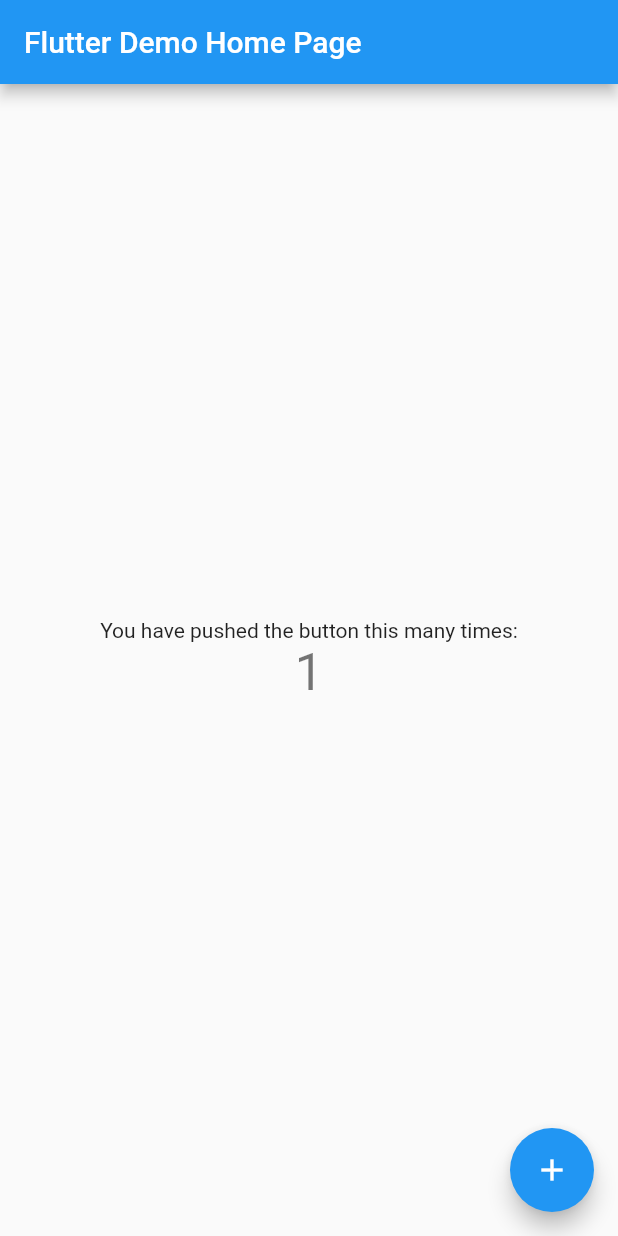
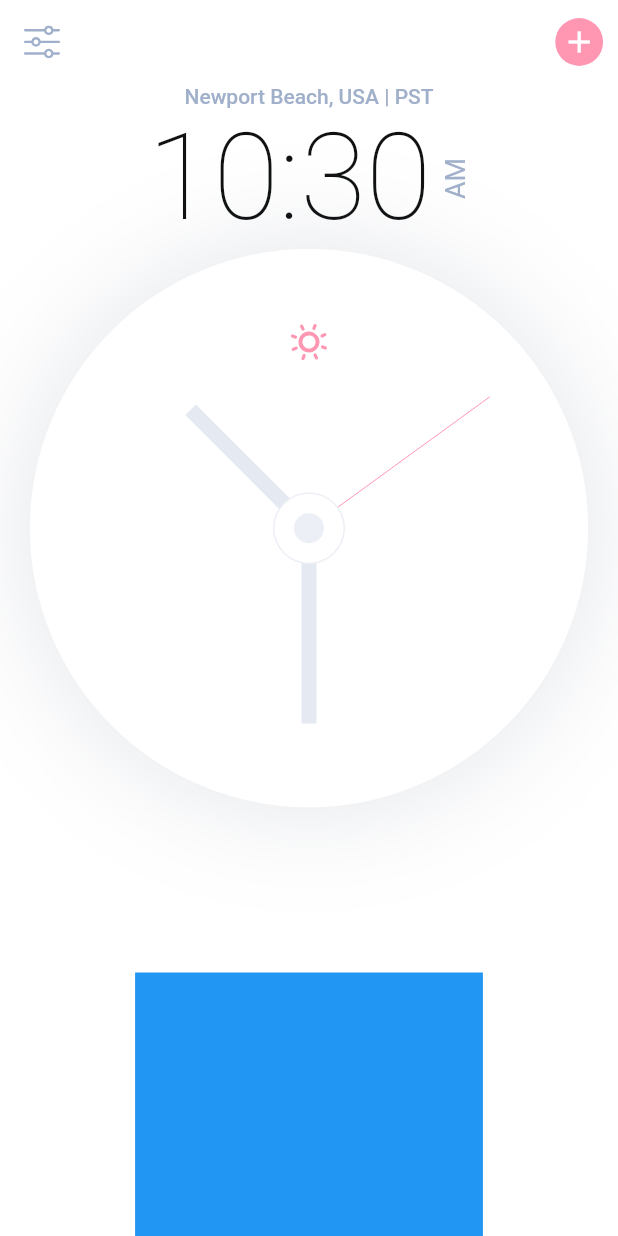
Before and after one commit to congnghia0609/nclock, a Flutter app: the screen it shows after launch, after a tap on the "add" icon, on a phone screen of 412 x 824 dp. Run offline on Flutter 3.47's test engine with Material 2 defaults, Android fonts, the phone set to English and light mode, and no system bars; our stand-ins replace flutter_svg, google_fonts.

Commit message:
add clock

```diff
--- /dev/null
+++ b/lib/constants.dart
@@ -0,0 +1,42 @@
+/*
+ * Copyright 2020 nghiatc.
+ *
+ * Licensed under the Apache License, Version 2.0 (the "License");
+ * you may not use this file except in compliance with the License.
+ * You may obtain a copy of the License at
+ *
+ *      http://www.apache.org/licenses/LICENSE-2.0
+ *
+ * Unless required by applicable law or agreed to in writing, software
+ * distributed under the License is distributed on an "AS IS" BASIS,
+ * WITHOUT WARRANTIES OR CONDITIONS OF ANY KIND, either express or implied.
+ * See the License for the specific language governing permissions and
+ * limitations under the License.
+ */
+
+///
+/// @author nghiatc
+/// @since Aug 29, 2020
+
+import 'package:flutter/material.dart';
+
+// Colors
+const kPrimaryColor = Color(0xFFFF97B3);
+const kSecondaryLightColor = Color(0xFFE4E9F2);
+const kSecondaryDarkColor = Color(0xFF404040);
+const kAccentLightColor = Color(0xFFB3BFD7);
+const kAccentDarkColor = Color(0xFF4E4E4E);
+const kBackgroundDarkColor = Color(0xFF3A3A3A);
+const kSurfaceDarkColor = Color(0xFF222225);
+// Icon Colors
+const kAccentIconLightColor = Color(0xFFECEFF5);
+const kAccentIconDarkColor = Color(0xFF303030);
+const kPrimaryIconLightColor = Color(0xFFECEFF5);
+const kPrimaryIconDarkColor = Color(0xFF232323);
+// Text Colors
+const kBodyTextColorLight = Color(0xFFA1B0CA);
+const kBodyTextColorDark = Color(0xFF7C7C7C);
+const kTitleTextLightColor = Color(0xFF101112);
+const kTitleTextDarkColor = Colors.white;
+
+const kShadowColor = Color(0xFF364564);
--- a/lib/main.dart
+++ b/lib/main.dart
@@ -1,4 +1,9 @@
 import 'package:flutter/material.dart';
+import 'package:nclock/models/my_theme_provider.dart';
+import 'package:nclock/screens/home_screen.dart';
+import 'package:provider/provider.dart';
+
+import 'theme.dart';
 
 void main() {
   runApp(MyApp());
@@ -8,110 +13,17 @@ class MyApp extends StatelessWidget {
   // This widget is the root of your application.
   @override
   Widget build(BuildContext context) {
-    return MaterialApp(
-      title: 'Flutter Demo',
-      theme: ThemeData(
-        // This is the theme of your application.
-        //
-        // Try running your application with "flutter run". You'll see the
-        // application has a blue toolbar. Then, without quitting the app, try
-        // changing the primarySwatch below to Colors.green and then invoke
-        // "hot reload" (press "r" in the console where you ran "flutter run",
-        // or simply save your changes to "hot reload" in a Flutter IDE).
-        // Notice that the counter didn't reset back to zero; the application
-        // is not restarted.
-        primarySwatch: Colors.blue,
-        // This makes the visual density adapt to the platform that you run
-        // the app on. For desktop platforms, the controls will be smaller and
-        // closer together (more dense) than on mobile platforms.
-        visualDensity: VisualDensity.adaptivePlatformDensity,
-      ),
-      home: MyHomePage(title: 'Flutter Demo Home Page'),
-    );
+    return ChangeNotifierProvider(
+        create: (context) => MyThemeModel(),
+        child: Consumer<MyThemeModel>(
+          builder: (context, theme, child) => MaterialApp(
+            debugShowCheckedModeBanner: false,
+            title: 'NClock',
+            theme: themeData(context),
+            darkTheme: darkThemeData(context),
+            themeMode: theme.isLightTheme ? ThemeMode.light : ThemeMode.dark,
+            home: HomeScreen(),
+          ),
+        ));
   }
 }
-
-class MyHomePage extends StatefulWidget {
-  MyHomePage({Key key, this.title}) : super(key: key);
-
-  // This widget is the home page of your application. It is stateful, meaning
-  // that it has a State object (defined below) that contains fields that affect
-  // how it looks.
-
-  // This class is the configuration for the state. It holds the values (in this
-  // case the title) provided by the parent (in this case the App widget) and
-  // used by the build method of the State. Fields in a Widget subclass are
-  // always marked "final".
-
-  final String title;
-
-  @override
-  _MyHomePageState createState() => _MyHomePageState();
-}
-
-class _MyHomePageState extends State<MyHomePage> {
-  int _counter = 0;
-
-  void _incrementCounter() {
-    setState(() {
-      // This call to setState tells the Flutter framework that something has
-      // changed in this State, which causes it to rerun the build method below
-      // so that the display can reflect the updated values. If we changed
-      // _counter without calling setState(), then the build method would not be
-      // called again, and so nothing would appear to happen.
-      _counter++;
-    });
-  }
-
-  @override
-  Widget build(BuildContext context) {
-    // This method is rerun every time setState is called, for instance as done
-    // by the _incrementCounter method above.
-    //
-    // The Flutter framework has been optimized to make rerunning build methods
-    // fast, so that you can just rebuild anything that needs updating rather
-    // than having to individually change instances of widgets.
-    return Scaffold(
-      appBar: AppBar(
-        // Here we take the value from the MyHomePage object that was created by
-        // the App.build method, and use it to set our appbar title.
-        title: Text(widget.title),
-      ),
-      body: Center(
-        // Center is a layout widget. It takes a single child and positions it
-        // in the middle of the parent.
-        child: Column(
-          // Column is also a layout widget. It takes a list of children and
-          // arranges them vertically. By default, it sizes itself to fit its
-          // children horizontally, and tries to be as tall as its parent.
-          //
-          // Invoke "debug painting" (press "p" in the console, choose the
-          // "Toggle Debug Paint" action from the Flutter Inspector in Android
-          // Studio, or the "Toggle Debug Paint" command in Visual Studio Code)
-          // to see the wireframe for each widget.
-          //
-          // Column has various properties to control how it sizes itself and
-          // how it positions its children. Here we use mainAxisAlignment to
-          // center the children vertically; the main axis here is the vertical
-          // axis because Columns are vertical (the cross axis would be
-          // horizontal).
-          mainAxisAlignment: MainAxisAlignment.center,
-          children: <Widget>[
-            Text(
-              'You have pushed the button this many times:',
-            ),
-            Text(
-              '$_counter',
-              style: Theme.of(context).textTheme.headline4,
-            ),
-          ],
-        ),
-      ),
-      floatingActionButton: FloatingActionButton(
-        onPressed: _incrementCounter,
-        tooltip: 'Increment',
-        child: Icon(Icons.add),
-      ), // This trailing comma makes auto-formatting nicer for build methods.
-    );
-  }
-}
--- /dev/null
+++ b/lib/models/my_theme_provider.dart
@@ -0,0 +1,32 @@
+/*
+ * Copyright 2020 nghiatc.
+ *
+ * Licensed under the Apache License, Version 2.0 (the "License");
+ * you may not use this file except in compliance with the License.
+ * You may obtain a copy of the License at
+ *
+ *      http://www.apache.org/licenses/LICENSE-2.0
+ *
+ * Unless required by applicable law or agreed to in writing, software
+ * distributed under the License is distributed on an "AS IS" BASIS,
+ * WITHOUT WARRANTIES OR CONDITIONS OF ANY KIND, either express or implied.
+ * See the License for the specific language governing permissions and
+ * limitations under the License.
+ */
+
+///
+/// @author nghiatc
+/// @since Aug 29, 2020
+
+import 'package:flutter/material.dart';
+
+class MyThemeModel extends ChangeNotifier {
+  bool _isLightTheme = true;
+
+  void changeTheme() {
+    _isLightTheme = !_isLightTheme;
+    notifyListeners();
+  }
+
+  bool get isLightTheme => _isLightTheme;
+}
--- /dev/null
+++ b/lib/screens/components/body.dart
@@ -0,0 +1,60 @@
+/*
+ * Copyright 2020 nghiatc.
+ *
+ * Licensed under the Apache License, Version 2.0 (the "License");
+ * you may not use this file except in compliance with the License.
+ * You may obtain a copy of the License at
+ *
+ *      http://www.apache.org/licenses/LICENSE-2.0
+ *
+ * Unless required by applicable law or agreed to in writing, software
+ * distributed under the License is distributed on an "AS IS" BASIS,
+ * WITHOUT WARRANTIES OR CONDITIONS OF ANY KIND, either express or implied.
+ * See the License for the specific language governing permissions and
+ * limitations under the License.
+ */
+
+///
+/// @author nghiatc
+/// @since Aug 29, 2020
+
+import 'dart:async';
+import 'dart:math';
+import 'package:flutter/material.dart';
+import 'package:nclock/constants.dart';
+import 'package:nclock/size_config.dart';
+
+import 'clock.dart';
+import 'clock_painter.dart';
+import 'time_in_hour_and_minute.dart';
+
+class Body extends StatelessWidget {
+  @override
+  Widget build(BuildContext context) {
+    return SafeArea(
+      child: SizedBox(
+        width: double.infinity,
+        child: Column(
+          children: [
+            Text(
+              "Newport Beach, USA | PST",
+              style: Theme.of(context).textTheme.bodyText1,
+            ),
+            TimeInHourAndMinute(),
+            Clock(),
+            Spacer(),
+            SizedBox(
+              width: getProportionateScreenWidth(233),
+              child: AspectRatio(
+                aspectRatio: 1.32,
+                child: Container(
+                  color: Colors.blue,
+                ),
+              ),
+            ),
+          ],
+        ),
+      ),
+    );
+  }
+}
--- /dev/null
+++ b/lib/screens/components/clock.dart
@@ -0,0 +1,100 @@
+/*
+ * Copyright 2020 nghiatc.
+ *
+ * Licensed under the Apache License, Version 2.0 (the "License");
+ * you may not use this file except in compliance with the License.
+ * You may obtain a copy of the License at
+ *
+ *      http://www.apache.org/licenses/LICENSE-2.0
+ *
+ * Unless required by applicable law or agreed to in writing, software
+ * distributed under the License is distributed on an "AS IS" BASIS,
+ * WITHOUT WARRANTIES OR CONDITIONS OF ANY KIND, either express or implied.
+ * See the License for the specific language governing permissions and
+ * limitations under the License.
+ */
+
+import 'dart:async';
+import 'dart:math';
+
+///
+/// @author nghiatc
+/// @since Aug 29, 2020
+
+import 'package:flutter/material.dart';
+import 'package:flutter_svg/flutter_svg.dart';
+import 'package:nclock/models/my_theme_provider.dart';
+import 'package:provider/provider.dart';
+
+import '../../constants.dart';
+import '../../size_config.dart';
+import 'clock_painter.dart';
+
+class Clock extends StatefulWidget {
+  @override
+  _ClockState createState() => _ClockState();
+}
+
+class _ClockState extends State<Clock> {
+  DateTime _dateTime = DateTime.now();
+
+  @override
+  void initState() {
+    super.initState();
+    Timer.periodic(Duration(seconds: 1), (timer) {
+      setState(() {
+        _dateTime = DateTime.now();
+      });
+    });
+  }
+
+  @override
+  Widget build(BuildContext context) {
+    return Stack(
+      children: [
+        Padding(
+          padding: EdgeInsets.symmetric(
+            horizontal: getProportionateScreenWidth(20),
+          ),
+          child: AspectRatio(
+            aspectRatio: 1,
+            child: Container(
+              decoration:
+                  BoxDecoration(color: Theme.of(context).colorScheme.surface, shape: BoxShape.circle, boxShadow: [
+                BoxShadow(
+                  offset: Offset(0, 0),
+                  color: kShadowColor.withOpacity(0.14),
+                  blurRadius: 64,
+                ),
+              ]),
+              child: Transform.rotate(
+                angle: -pi / 2,
+                child: CustomPaint(
+                  painter: ClockPainter(context, _dateTime),
+                ),
+              ),
+            ),
+          ),
+        ),
+        Positioned(
+          top: 50,
+          left: 0,
+          right: 0,
+          child: Consumer<MyThemeModel>(
+            builder: (context, theme, child) => GestureDetector(
+              onTap: () => theme.changeTheme(),
+              child: SvgPicture.asset(
+                theme.isLightTheme
+                ? "assets/icons/Sun.svg"
+                : "assets/icons/Moon.svg",
+                height: 24,
+                width: 24,
+                color: Theme.of(context).primaryColor,
+              ),
+            )
+          ),
+        ),
+      ],
+    );
+  }
+}
--- /dev/null
+++ b/lib/screens/components/clock_painter.dart
@@ -0,0 +1,85 @@
+/*
+ * Copyright 2020 nghiatc.
+ *
+ * Licensed under the Apache License, Version 2.0 (the "License");
+ * you may not use this file except in compliance with the License.
+ * You may obtain a copy of the License at
+ *
+ *      http://www.apache.org/licenses/LICENSE-2.0
+ *
+ * Unless required by applicable law or agreed to in writing, software
+ * distributed under the License is distributed on an "AS IS" BASIS,
+ * WITHOUT WARRANTIES OR CONDITIONS OF ANY KIND, either express or implied.
+ * See the License for the specific language governing permissions and
+ * limitations under the License.
+ */
+
+///
+/// @author nghiatc
+/// @since Aug 29, 2020
+
+import 'dart:math';
+import 'package:flutter/material.dart';
+
+class ClockPainter extends CustomPainter {
+  final BuildContext context;
+  final DateTime dateTime;
+
+  ClockPainter(this.context, this.dateTime);
+
+  @override
+  void paint(Canvas canvas, Size size) {
+    double centerX = size.width / 2;
+    double centerY = size.height / 2;
+    Offset center = Offset(centerX, centerY);
+
+    // Minute Calculation
+    double minX = centerX + size.width * 0.35 * cos((dateTime.minute * 6) * pi / 180);
+    double minY = centerY + size.width * 0.35 * sin((dateTime.minute * 6) * pi / 180);
+
+    // Minute Line
+    canvas.drawLine(
+        center,
+        Offset(minX, minY),
+        Paint()
+          ..color = Theme.of(context).accentColor
+          ..style = PaintingStyle.stroke
+          ..strokeWidth = 10
+    );
+
+    // Hour Calculation
+    // dateTime.hour * 30 because 360/12 = 30
+    // dateTime.minute * 0.5 each minute we want to turn our hour line a little
+    double hourX = centerX + size.width * 0.3 * cos((dateTime.hour * 30 + dateTime.minute * 0.5) * pi / 180);
+    double hourY = centerY + size.width * 0.3 * sin((dateTime.hour * 30 + dateTime.minute * 0.5) * pi / 180);
+
+    // Hour Line
+    canvas.drawLine(
+        center,
+        Offset(hourX, hourY),
+        Paint()
+          ..color = Theme.of(context).colorScheme.secondary
+          ..style = PaintingStyle.stroke
+          ..strokeWidth = 10);
+
+    // Second Calculation
+    // size.width * 0.4 define our line height
+    // dateTime.second * 6 because 360 / 60 = 6
+    double secondX = centerX + size.width * 0.4 * cos((dateTime.second * 6) * pi / 180);
+    double secondY = centerY + size.width * 0.4 * sin((dateTime.second * 6) * pi / 180);
+
+    // Second Line
+    canvas.drawLine(center, Offset(secondX, secondY), Paint()..color = Theme.of(context).primaryColor);
+
+    // center Dots
+    Paint dotPainter = Paint()..color = Theme.of(context).primaryIconTheme.color;
+    canvas.drawCircle(center, 24, dotPainter);
+    canvas.drawCircle(center, 23, Paint()..color = Theme.of(context).backgroundColor);
+    canvas.drawCircle(center, 10, dotPainter);
+  }
+
+  @override
+  bool shouldRepaint(CustomPainter oldDelegate) {
+    return true;
+  }
+}
--- /dev/null
+++ b/lib/screens/components/time_in_hour_and_minute.dart
@@ -0,0 +1,71 @@
+/*
+ * Copyright 2020 nghiatc.
+ *
+ * Licensed under the Apache License, Version 2.0 (the "License");
+ * you may not use this file except in compliance with the License.
+ * You may obtain a copy of the License at
+ *
+ *      http://www.apache.org/licenses/LICENSE-2.0
+ *
+ * Unless required by applicable law or agreed to in writing, software
+ * distributed under the License is distributed on an "AS IS" BASIS,
+ * WITHOUT WARRANTIES OR CONDITIONS OF ANY KIND, either express or implied.
+ * See the License for the specific language governing permissions and
+ * limitations under the License.
+ */
+
+///
+/// @author nghiatc
+/// @since Aug 29, 2020
+
+import 'dart:async';
+import 'package:flutter/material.dart';
+
+import '../../size_config.dart';
+
+class TimeInHourAndMinute extends StatefulWidget {
+  @override
+  _TimeInHourAndMinuteState createState() => _TimeInHourAndMinuteState();
+}
+
+class _TimeInHourAndMinuteState extends State<TimeInHourAndMinute> {
+  TimeOfDay _timeOfDay = TimeOfDay.now();
+
+  @override
+  void initState() {
+    super.initState();
+    Timer.periodic(Duration(seconds: 1), (timer) {
+      if (_timeOfDay.minute != TimeOfDay.now().minute) {
+        setState(() {
+          _timeOfDay = TimeOfDay.now();
+        });
+      }
+    });
+  }
+
+  @override
+  Widget build(BuildContext context) {
+    String _period = _timeOfDay.period == DayPeriod.am ? "AM" : "PM";
+    return Row(
+      mainAxisAlignment: MainAxisAlignment.center,
+      children: [
+        Text(
+          // if you use _timeOfDay.hour then it will show 20:10 like that
+          // But we want 8:10
+          "${_timeOfDay.hourOfPeriod}:${_timeOfDay.minute}",
+          style: Theme.of(context).textTheme.headline1,
+        ),
+        SizedBox(width: 5),
+        RotatedBox(
+          quarterTurns: 3,
+          child: Text(
+            _period,
+            style: TextStyle(
+              fontSize: getProportionateScreenWidth(18),
+            ),
+          ),
+        ),
+      ],
+    );
+  }
+}
--- /dev/null
+++ b/lib/screens/home_screen.dart
@@ -0,0 +1,73 @@
+/*
+ * Copyright 2020 nghiatc.
+ *
+ * Licensed under the Apache License, Version 2.0 (the "License");
+ * you may not use this file except in compliance with the License.
+ * You may obtain a copy of the License at
+ *
+ *      http://www.apache.org/licenses/LICENSE-2.0
+ *
+ * Unless required by applicable law or agreed to in writing, software
+ * distributed under the License is distributed on an "AS IS" BASIS,
+ * WITHOUT WARRANTIES OR CONDITIONS OF ANY KIND, either express or implied.
+ * See the License for the specific language governing permissions and
+ * limitations under the License.
+ */
+
+///
+/// @author nghiatc
+/// @since Aug 29, 2020
+
+import 'package:flutter/material.dart';
+import 'package:flutter_svg/flutter_svg.dart';
+import 'package:nclock/size_config.dart';
+
+import 'components/body.dart';
+
+class HomeScreen extends StatelessWidget {
+  @override
+  Widget build(BuildContext context) {
+    SizeConfig().init(context);
+    return Scaffold(
+      appBar: buildAppBar(context),
+      body: Body(),
+    );
+  }
+
+  AppBar buildAppBar(BuildContext context) {
+    return AppBar(
+      leading: IconButton(
+        icon: SvgPicture.asset(
+          "assets/icons/Settings.svg",
+          color: Theme.of(context).iconTheme.color,
+        ),
+        onPressed: () {},
+      ),
+      actions: [
+        buildAddButton(context),
+      ],
+    );
+  }
+
+  Padding buildAddButton(BuildContext context) {
+    return Padding(
+          padding: EdgeInsets.symmetric(
+            horizontal: getProportionateScreenWidth(10),
+          ),
+          child: InkWell(
+            onTap: () {},
+            child: Container(
+              width: getProportionateScreenWidth(32),
+              decoration: BoxDecoration(
+                color: Theme.of(context).primaryColor,
+                shape: BoxShape.circle,
+              ),
+              child: Icon(
+                Icons.add,
+                color: Colors.white,
+              ),
+            ),
+          ),
+        );
+  }
+}
--- /dev/null
+++ b/lib/size_config.dart
@@ -0,0 +1,51 @@
+/*
+ * Copyright 2020 nghiatc.
+ *
+ * Licensed under the Apache License, Version 2.0 (the "License");
+ * you may not use this file except in compliance with the License.
+ * You may obtain a copy of the License at
+ *
+ *      http://www.apache.org/licenses/LICENSE-2.0
+ *
+ * Unless required by applicable law or agreed to in writing, software
+ * distributed under the License is distributed on an "AS IS" BASIS,
+ * WITHOUT WARRANTIES OR CONDITIONS OF ANY KIND, either express or implied.
+ * See the License for the specific language governing permissions and
+ * limitations under the License.
+ */
+
+///
+/// @author nghiatc
+/// @since Aug 29, 2020
+
+import 'package:flutter/material.dart';
+
+class SizeConfig {
+  static MediaQueryData _mediaQueryData;
+  static double screenWidth;
+  static double screenHeight;
+  static double defaultSize;
+  static Orientation orientation;
+
+  void init(BuildContext context) {
+    _mediaQueryData = MediaQuery.of(context);
+    screenWidth = _mediaQueryData.size.width;
+    screenHeight = _mediaQueryData.size.height;
+    orientation = _mediaQueryData.orientation;
+  }
+}
+
+// Get the proportionate height as per screen size
+double getProportionateScreenHeight(double inputHeight) {
+  double screenHeight = SizeConfig.screenHeight;
+  // 896 is the layout height that designer use
+  // or you can say iPhone 11
+  return (inputHeight / 896.0) * screenHeight;
+}
+
+// Get the proportionate height as per screen size
+double getProportionateScreenWidth(double inputWidth) {
+  double screenWidth = SizeConfig.screenWidth;
+  // 414 is the layout width that designer use
+  return (inputWidth / 414.0) * screenWidth;
+}
--- /dev/null
+++ b/lib/theme.dart
@@ -0,0 +1,74 @@
+/*
+ * Copyright 2020 nghiatc.
+ *
+ * Licensed under the Apache License, Version 2.0 (the "License");
+ * you may not use this file except in compliance with the License.
+ * You may obtain a copy of the License at
+ *
+ *      http://www.apache.org/licenses/LICENSE-2.0
+ *
+ * Unless required by applicable law or agreed to in writing, software
+ * distributed under the License is distributed on an "AS IS" BASIS,
+ * WITHOUT WARRANTIES OR CONDITIONS OF ANY KIND, either express or implied.
+ * See the License for the specific language governing permissions and
+ * limitations under the License.
+ */
+
+///
+/// @author nghiatc
+/// @since Aug 29, 2020
+
+import 'package:flutter/material.dart';
+import 'package:google_fonts/google_fonts.dart';
+
+import 'constants.dart';
+
+// Our light/Primary Theme
+ThemeData themeData(BuildContext context) {
+  return ThemeData(
+    appBarTheme: appBarTheme,
+    primaryColor: kPrimaryColor,
+    accentColor: kAccentLightColor,
+    scaffoldBackgroundColor: Colors.white,
+    colorScheme: ColorScheme.light(
+      secondary: kSecondaryLightColor,
+      // on light theme surface = Colors.white by default
+    ),
+    backgroundColor: Colors.white,
+    iconTheme: IconThemeData(color: kBodyTextColorLight),
+    accentIconTheme: IconThemeData(color: kAccentIconLightColor),
+    primaryIconTheme: IconThemeData(color: kPrimaryIconLightColor),
+    textTheme: GoogleFonts.latoTextTheme().copyWith(
+      bodyText1: TextStyle(color: kBodyTextColorLight),
+      bodyText2: TextStyle(color: kBodyTextColorLight),
+      headline4: TextStyle(color: kTitleTextLightColor, fontSize: 32),
+      headline1: TextStyle(color: kTitleTextLightColor, fontSize: 80),
+    ),
+  );
+}
+
+// Dark Them
+ThemeData darkThemeData(BuildContext context) {
+  return ThemeData.dark().copyWith(
+    primaryColor: kPrimaryColor,
+    accentColor: kAccentDarkColor,
+    scaffoldBackgroundColor: Color(0xFF0D0C0E),
+    appBarTheme: appBarTheme,
+    colorScheme: ColorScheme.light(
+      secondary: kSecondaryDarkColor,
+      surface: kSurfaceDarkColor,
+    ),
+    backgroundColor: kBackgroundDarkColor,
+    iconTheme: IconThemeData(color: kBodyTextColorDark),
+    accentIconTheme: IconThemeData(color: kAccentIconDarkColor),
+    primaryIconTheme: IconThemeData(color: kPrimaryIconDarkColor),
+    textTheme: GoogleFonts.latoTextTheme().copyWith(
+      bodyText1: TextStyle(color: kBodyTextColorDark),
+      bodyText2: TextStyle(color: kBodyTextColorDark),
+      headline4: TextStyle(color: kTitleTextDarkColor, fontSize: 32),
+      headline1: TextStyle(color: kTitleTextDarkColor, fontSize: 80),
+    ),
+  );
+}
+
+AppBarTheme appBarTheme = AppBarTheme(color: Colors.transparent, elevation: 0);
```
Also changed, not shown: pubspec.yaml (+5 -2 lines).
